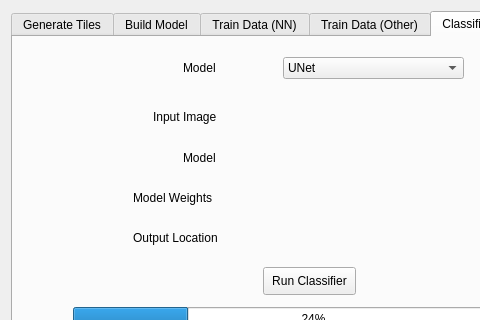
This is RandomForestClassifier_dialog_base.ui in atishayjn/QGIS-Plugin as Qt 5 draws it before an edit; both pictures show x 0 to 480 and y 0 to 320 of the 632 by 603 pixel window. The edited form follows.
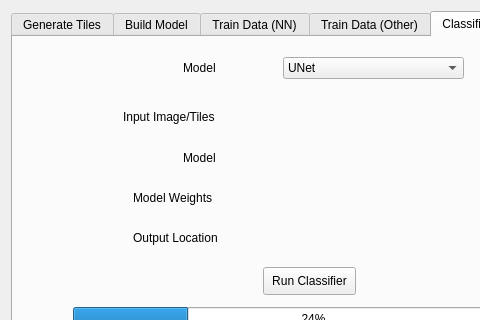
This is the edited form. The open tabs and pages were chosen to show the change. Custom widgets are drawn as their Qt base class.

Commit message: SatelliteNet and other minor changes

What changed in the file:
```diff
--- a/RandomForestClassifier_dialog_base.ui
+++ b/RandomForestClassifier_dialog_base.ui
@@ -1438,14 +1438,14 @@
       <widget class="QLabel" name="label">
        <property name="geometry">
         <rect>
-         <x>140</x>
+         <x>110</x>
          <y>70</y>
-         <width>71</width>
+         <width>101</width>
          <height>20</height>
         </rect>
        </property>
        <property name="text">
-        <string>Input Image</string>
+        <string>Input Image/Tiles</string>
        </property>
       </widget>
       <widget class="QLabel" name="label_2">
```
Left out of the diff: 20 changed lines with no effect on the pictures. The commit also changes 2 other files.
